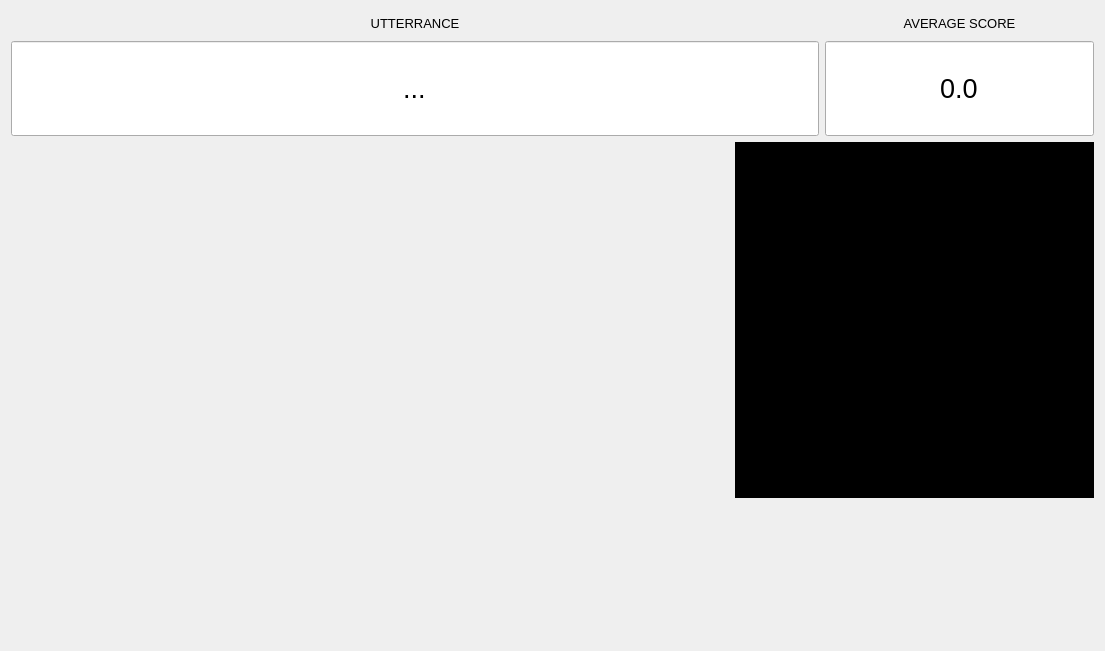
The window that tts_gui_experiment/patientdialog.ui (Sebnor-Doc/Collect_Data) describes before a commit, drawn with Qt 5.
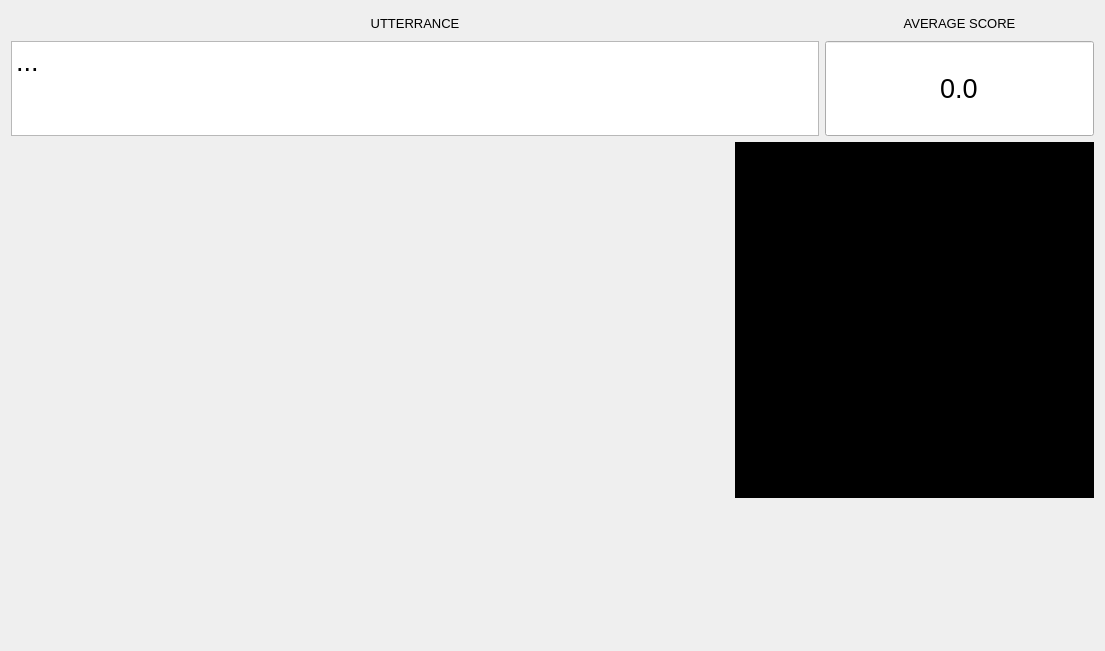
The same window after the commit. Custom widgets are drawn as their Qt base class.

```diff
--- a/tts_gui_experiment/patientdialog.ui
+++ b/tts_gui_experiment/patientdialog.ui
@@ -34,26 +34,15 @@
         </widget>
        </item>
        <item>
-        <widget class="QLineEdit" name="utterEdit">
-         <property name="sizePolicy">
-          <sizepolicy hsizetype="Expanding" vsizetype="Expanding">
-           <horstretch>0</horstretch>
-           <verstretch>0</verstretch>
-          </sizepolicy>
-         </property>
+        <widget class="QPlainTextEdit" name="utterEdit">
          <property name="font">
           <font>
            <pointsize>20</pointsize>
           </font>
          </property>
-         <property name="text">
-          <string>...</string>
-         </property>
-         <property name="alignment">
-          <set>Qt::AlignCenter</set>
-         </property>
-         <property name="readOnly">
-          <bool>true</bool>
+         <property name="plainText">
+          <string>...
+</string>
          </property>
         </widget>
        </item>
```
Left out of the diff: 17 changed lines with no effect on the pictures.
